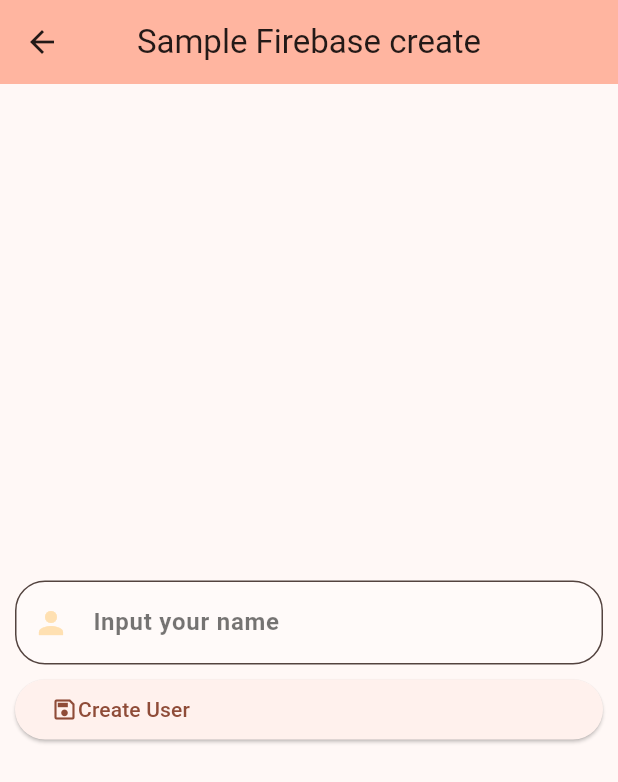
After one commit to Verne-Ian/mulmet-flutter-test, a Flutter app: the FirebaseCrud screen opened directly, on a phone screen of 412 x 824 dp. The commit adds this screen. Shown: the top 782 px of the screen. Run offline on Flutter 3.47's test engine with Material 3 defaults, Android fonts, the phone set to English and light mode, and no system bars; our stand-ins replace cloud_firestore, firebase_auth, firebase_core, flutter_spinkit; accounts and stored records are empty.

Commit message:
Configured firebase create and read.

```diff
--- /dev/null
+++ b/lib/interface/firebase_crud.dart
@@ -0,0 +1,187 @@
+import 'package:flutter/material.dart';
+import 'package:firebase_auth/firebase_auth.dart';
+import 'package:cloud_firestore/cloud_firestore.dart';
+import 'package:flutter_spinkit/flutter_spinkit.dart';
+
+import 'package:mulmet_flutter_test/services/firebase_crud.dart';
+import 'package:mulmet_flutter_test/widgets/custom_widgets.dart';
+
+class FirebaseCrud extends StatefulWidget {
+  final String opType;
+  const FirebaseCrud({super.key, required this.opType});
+
+  @override
+  State<FirebaseCrud> createState() => _FirebaseCrudState();
+}
+
+class _FirebaseCrudState extends State<FirebaseCrud> {
+  TextEditingController nameController = TextEditingController();
+  final cloudDB = FirebaseFirestore.instance.collection('users');
+  final userId = FirebaseAuth.instance.currentUser!.uid;
+  @override
+  Widget build(BuildContext context) {
+    if(widget.opType == 'create'){
+      return Scaffold(
+        appBar: AppBar(
+          title: Text('Sample Firebase ${widget.opType}'),
+          centerTitle: true,
+          backgroundColor: Theme.of(context).colorScheme.inversePrimary,
+        ),
+        body: Center(
+          child: Container(
+            padding: const EdgeInsets.all(10.0),
+              child: Column(
+                mainAxisSize: MainAxisSize.min,
+                mainAxisAlignment: MainAxisAlignment.spaceBetween,
+                children: [
+                  defaultField('Input your name', Icons.person, false, nameController, ''),
+                  const SizedBox(height: 10.0,),
+                  SizedBox(
+                    height: 40.0,
+                    child: ElevatedButton(
+                        onPressed: (){
+                          if(nameController.text.isNotEmpty){
+                            addToDB(
+                                context, nameController, name: nameController.text,
+                                email: FirebaseAuth.instance.currentUser!.email!,
+                                uid: userId,setState: setState);
+                          }
+                        }, child: const Row(
+                      children: [
+                        Icon(Icons.save_outlined),
+                        Text('Create User'),
+                      ],)),
+                  )
+                ],
+              )),
+        ),
+      );
+    }
+    if(widget.opType == 'read'){
+      return Scaffold(
+        appBar: AppBar(
+          title: Text('Sample Firebase ${widget.opType}'),
+          centerTitle: true,
+          backgroundColor: Theme.of(context).colorScheme.inversePrimary,
+        ),
+        body: StreamBuilder(
+            stream: cloudDB.where('ID', isEqualTo: userId).snapshots(),
+            builder: (context, snap){
+              if(snap.hasData){
+                final newData = snap.data!.docs;
+                if(newData.isNotEmpty){
+
+                  return ListView.builder(
+                    itemCount: newData.length,
+                      itemBuilder: (context, index){
+                        final userData = newData[index].data();
+                        final userName = userData['User name'];
+                        final userEmail = userData['Email'];
+                        return Center(
+                          child: ListTile(
+                            leading: const Icon(Icons.person, size: 40.0,),
+                            title: Text(userName),
+                            subtitle: Text(userEmail),
+                          )
+                        );
+                      });
+                }
+              }
+              if(snap.connectionState == ConnectionState.waiting){
+                return const Center(
+                  child: SpinKitFoldingCube(
+                    color: Colors.orangeAccent,
+                    size: 30.0,
+                  ),
+                );
+              }
+              if(snap.connectionState == ConnectionState.none){
+                return const Center(
+                  child: Row(
+                    children: [
+                      Text('No internet')
+                    ],
+                  ),
+                );
+              }
+              return const Center(
+                child: Row(
+                  children: [
+                    Text('No data found')
+                  ],
+                ),
+              );
+        }),
+      );
+    }
+    if(widget.opType == 'update'){
+      return Scaffold(
+        appBar: AppBar(
+          title: Text('Sample Firebase ${widget.opType}'),
+          centerTitle: true,
+          backgroundColor: Theme.of(context).colorScheme.inversePrimary,
+        ),
+        body: StreamBuilder(
+            stream: cloudDB.where('ID', isEqualTo: userId).snapshots(),
+            builder: (context, snap){
+              if(snap.hasData){
+                final newData = snap.data!.docs;
+                if(newData.isNotEmpty){
+
+                  return ListView.builder(
+                      itemCount: newData.length,
+                      itemBuilder: (context, index){
+                        final userData = newData[index].data();
+                        final userName = userData['User name'];
+                        final userEmail = userData['Email'];
+                        return Center(
+                            child: ListTile(
+                              leading: const Icon(Icons.person, size: 40.0,),
+                              title: Text(userName),
+                              subtitle: Text(userEmail),
+                              trailing: IconButton(
+                                  onPressed: (){
+
+                                  }, icon: const Icon(Icons.delete_forever, color: Colors.red,)),
+                            )
+                        );
+                      });
+                }
+              }
+              if(snap.connectionState == ConnectionState.waiting){
+                return const Center(
+                  child: SpinKitFoldingCube(
+                    color: Colors.orangeAccent,
+                    size: 30.0,
+                  ),
+                );
+              }
+              if(snap.connectionState == ConnectionState.none){
+                return const Center(
+                  child: Row(
+                    children: [
+                      Text('No internet')
+                    ],
+                  ),
+                );
+              }
+              return const Center(
+                child: Row(
+                  children: [
+                    Text('No data found')
+                  ],
+                ),
+              );
+            }),
+      );
+    }else{
+      return Scaffold(
+        appBar: AppBar(
+          title: Text('Sample Firebase ${widget.opType}'),
+          centerTitle: true,
+          backgroundColor: Theme.of(context).colorScheme.inversePrimary,
+        ),
+      );
+    }
+  }
+}
--- a/lib/interface/login.dart
+++ b/lib/interface/login.dart
@@ -31,7 +31,7 @@ class _LoginState extends State<Login> {
               SizedBox(
                 width: w * 0.55,
                 height: h * 0.2,
-                child: const Icon(Icons.account_circle_outlined),
+                child: Icon(Icons.account_circle_outlined, size: w * 0.08,),
               ),
               const SizedBox(
                 height: 15.0,
--- a/lib/services/login.dart
+++ b/lib/services/login.dart
@@ -1,10 +1,8 @@
 import 'package:flutter/material.dart';
-import 'package:cloud_firestore/cloud_firestore.dart';
 import 'package:firebase_auth/firebase_auth.dart';
 import 'package:flutter_spinkit/flutter_spinkit.dart';
 import 'package:mulmet_flutter_test/interface/home.dart';
 
-final myCloudFire = FirebaseFirestore.instance;
 final myAuth = FirebaseAuth.instance;
 
 emailLogin( TextEditingController emailControl, TextEditingController passControl,
--- a/lib/widgets/custom_widgets.dart
+++ b/lib/widgets/custom_widgets.dart
@@ -82,3 +82,58 @@ Container loginSignUpButton(
     ),
   );
 }
+
+///This can be used if you want custom but similar text fields throughout the app
+///for number or text fields.
+///You can edit it's appearance as desired.
+TextFormField defaultField(String text, IconData icon, bool isDigit,
+    TextEditingController controller, String? unit) {
+  return TextFormField(
+    controller: controller,
+    obscureText: isDigit,
+    enableSuggestions: isDigit,
+    autocorrect: isDigit,
+    cursorHeight: 20.0,
+    cursorColor: Colors.black54,
+    validator: (value) {
+      if (value == null || value.isEmpty) {
+        return 'Please enter your $text';
+      }
+      return null;
+    },
+    style: TextStyle(color: Colors.black.withOpacity(0.9)),
+    decoration: InputDecoration(
+      prefixIcon: Icon(
+        icon,
+        color: Colors.orange.shade100,
+      ),
+      suffixText: unit,
+      suffixStyle: const TextStyle(
+          color: Colors.white70,
+          fontWeight: FontWeight.w600,
+          fontSize: 16.0,
+          height: 1.0),
+      labelText: text,
+      labelStyle: const TextStyle(
+          color: Colors.black54,
+          fontWeight: FontWeight.w600,
+          fontSize: 16.0,
+          height: 1.0),
+      filled: true,
+      focusedBorder: OutlineInputBorder(
+          borderRadius: BorderRadius.circular(30.0),
+          borderSide: const BorderSide(color: Colors.orange, width: 3)),
+      floatingLabelBehavior: FloatingLabelBehavior.auto,
+      floatingLabelStyle:
+      const TextStyle(color: Colors.black54, fontWeight: FontWeight.w600),
+      fillColor: Colors.white.withOpacity(0.3),
+      border: OutlineInputBorder(
+          borderRadius: BorderRadius.circular(20.0),
+          borderSide: BorderSide(
+              width: 3,
+              style: BorderStyle.solid,
+              color: Colors.orange.withOpacity(0.5))),
+    ),
+    keyboardType: isDigit ? TextInputType.number : TextInputType.text,
+  );
+}
```
Also changed, not shown: lib/services/firebase_crud.dart (added, +29 -0 lines).
